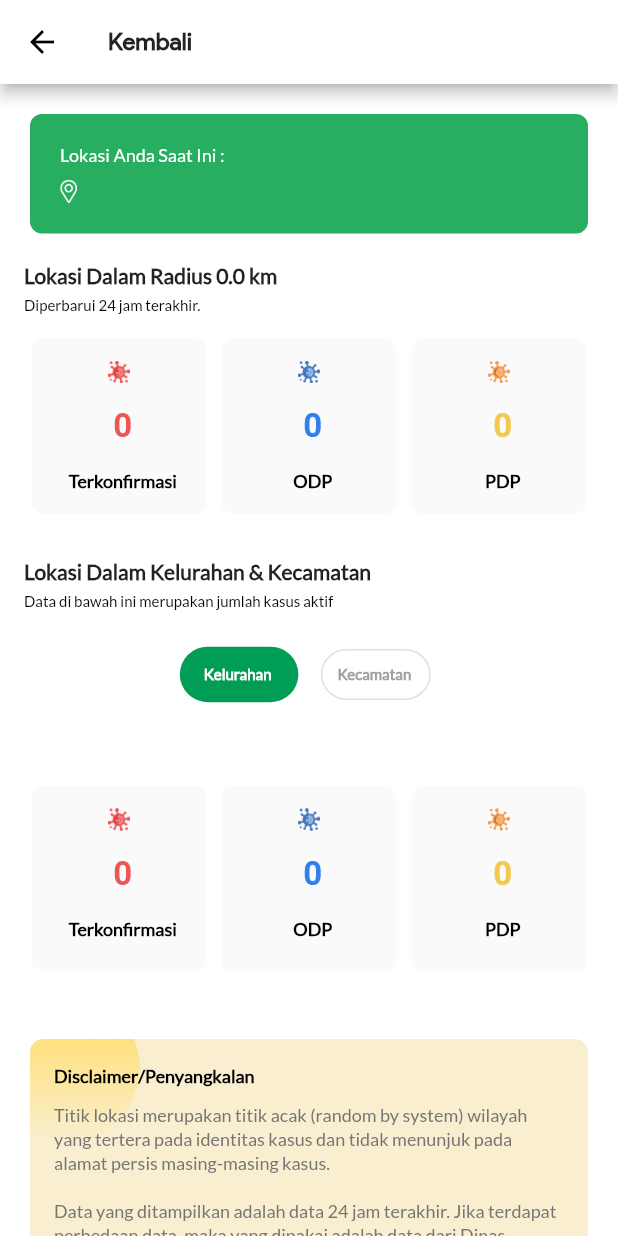
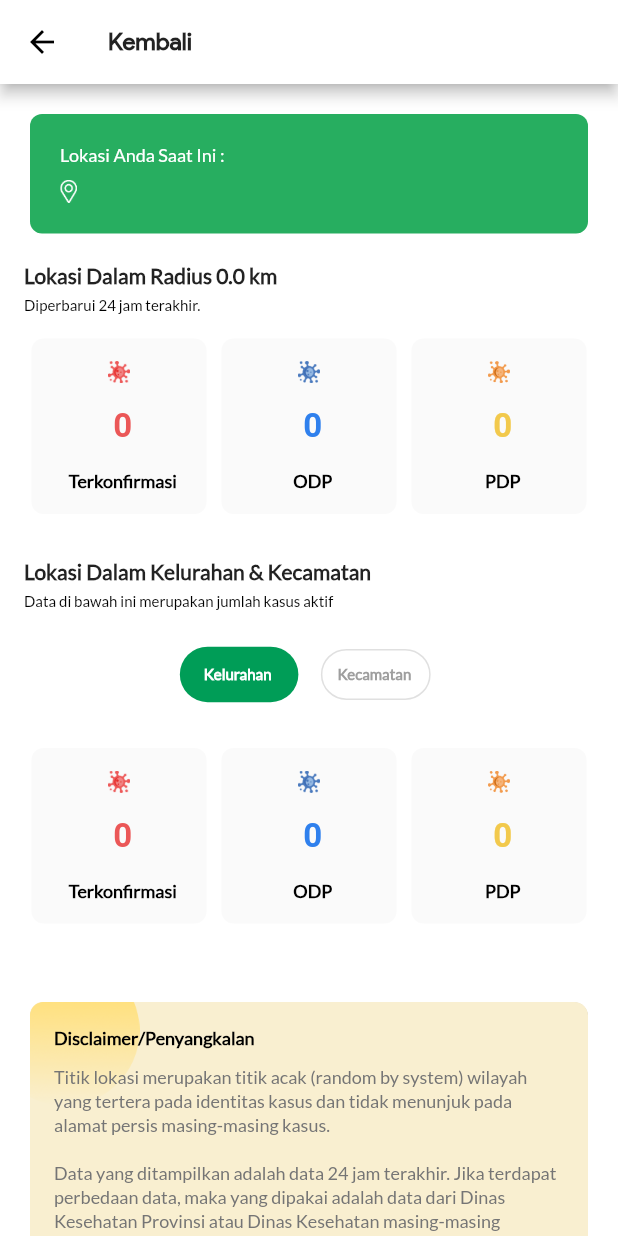
Before and after one commit to jabardigitalservice/pikobar-flutter, a Flutter app: the CheckDistributionDetail screen opened directly with empty values, on a phone screen of 412 x 824 dp. Run offline on Flutter 3.47's test engine with Material 2 defaults, Android fonts, the phone set to English and light mode, and no system bars; our stand-ins replace bloc, bubble_tab_indicator, cached_network_image, carousel_slider, chips_choice, cloud_firestore and 28 more; missing offline and left inert: app_settings, bottom_navigation_badge, esys_flutter_share, firebase_in_app_messaging, flutter_cupertino_date_picker, flutter_downloader and 6 more; accounts and stored records are empty.

Commit message:
fix cek sebaran

```diff
--- a/lib/screens/checkDistribution/CheckDistributionDetailScreen.dart
+++ b/lib/screens/checkDistribution/CheckDistributionDetailScreen.dart
@@ -213,7 +213,7 @@ class _CheckDistributionDetailState extends State<CheckDistributionDetail> {
                             ],
                           ),
                           Container(
-                            height: MediaQuery.of(context).size.height * 0.25,
+                            height: MediaQuery.of(context).size.height * 0.22,
                             child: TabBarView(
                               physics: NeverScrollableScrollPhysics(),
                               children: <Widget>[
--- a/lib/screens/checkDistribution/components/CheckDistributionCardFilter.dart
+++ b/lib/screens/checkDistribution/components/CheckDistributionCardFilter.dart
@@ -22,9 +22,16 @@ class CheckDistributionCardFilter extends StatelessWidget {
 
   @override
   Widget build(BuildContext context) {
-    return Container(
-      padding: EdgeInsets.symmetric(vertical:Dimens.padding),
-      child: Row(
+    return  Card(
+      elevation: 0,
+      margin: const EdgeInsets.only(top: Dimens.padding, ),
+      shape: RoundedRectangleBorder(
+        borderRadius: BorderRadius.circular(8.0),
+      ),
+      child: Column(
+        crossAxisAlignment: CrossAxisAlignment.start,
+        children: <Widget>[
+          Row(
             mainAxisAlignment: MainAxisAlignment.spaceBetween,
             children: <Widget>[
               // Text.rich(
@@ -66,6 +73,8 @@ class CheckDistributionCardFilter extends StatelessWidget {
                   '${Environment.iconAssets}virusYellow.png', Color(0xffF2C94C)),
             ],
           ),
+        ],
+      ),
     );
   }
 
@@ -73,7 +82,6 @@ class CheckDistributionCardFilter extends StatelessWidget {
       BuildContext context, int count, String title, image, Color textColor) {
     return Expanded(
       child: Container(
-        height: MediaQuery.of(context).size.height *0.15,
         width: (MediaQuery.of(context).size.width / 3),
         padding: EdgeInsets.only(left: 8.0, right: 8.0, top: 15, bottom: 15),
         margin: EdgeInsets.symmetric(horizontal: 5),
```
Lines whose indentation alone changed are shown as unchanged.
